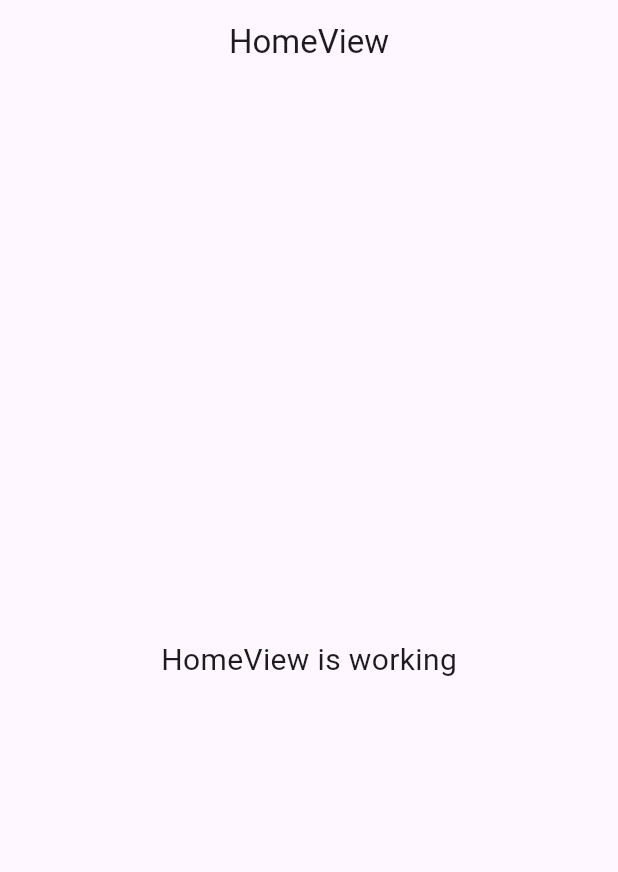
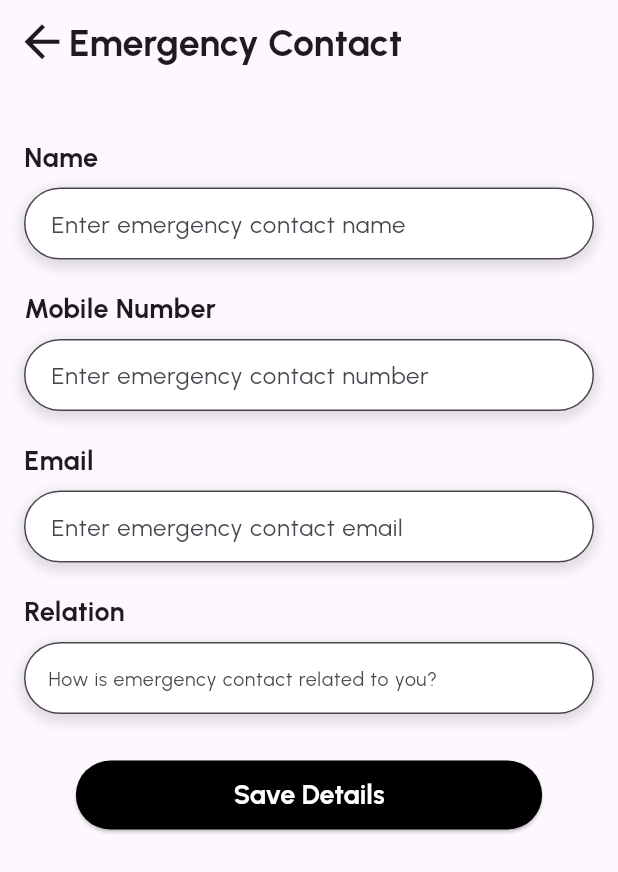
Before and after one commit to team-envision/HereForYouApp, a Flutter app: the screen it shows after launch, on a phone screen of 412 x 824 dp. Shown: the top 872 px of the screen. Run offline on Flutter 3.47's test engine with Material 3 defaults, Android fonts, the phone set to English and light mode, and no system bars; our stand-ins replace get.

Commit message:
emergency_contact_view

```diff
--- /dev/null
+++ b/lib/app/modules/emergency_contact/bindings/emergency_contact_binding.dart
@@ -0,0 +1,12 @@
+import 'package:get/get.dart';
+
+import '../controllers/emergency_contact_controller.dart';
+
+class EmergencyContactBinding extends Bindings {
+  @override
+  void dependencies() {
+    Get.lazyPut<EmergencyContactController>(
+      () => EmergencyContactController(),
+    );
+  }
+}
--- /dev/null
+++ b/lib/app/modules/emergency_contact/controllers/emergency_contact_controller.dart
@@ -0,0 +1,43 @@
+import 'package:flutter/material.dart';
+import 'package:get/get.dart';
+
+class EmergencyContactController extends GetxController {
+  final formKey = GlobalKey<FormState>();
+
+  @override
+  void onInit() {
+    super.onInit();
+  }
+
+  @override
+  void onReady() {
+    super.onReady();
+  }
+
+  @override
+  void onClose() {
+    super.onClose();
+  }
+
+  // Observables for each form field
+  var name = ''.obs;
+  var mobileNumber = ''.obs;
+  var email = ''.obs;
+  var relation = ''.obs;
+
+  // Method to validate and save form
+  void saveDetails() {
+    if (formKey.currentState!.validate()) {
+      formKey.currentState!.save();
+      // Perform additional logic for saving the data
+      Get.snackbar('Success', 'Emergency contact details saved successfully',
+      snackPosition: SnackPosition.BOTTOM);
+    } else {
+      Get.snackbar(
+        'Error',
+        'Please fill all fields correctly',
+        snackPosition: SnackPosition.BOTTOM,
+      );
+    }
+  }
+}
--- /dev/null
+++ b/lib/app/modules/emergency_contact/views/emergency_contact_view.dart
@@ -0,0 +1,257 @@
+import 'package:flutter/material.dart';
+import 'package:get/get.dart';
+import 'package:here_for_you_app/app/modules/emergency_contact/controllers/emergency_contact_controller.dart'; // Import the controller
+
+class EmergencyContactView extends StatelessWidget {
+  final EmergencyContactController _controller = Get.put(EmergencyContactController());
+
+  @override
+  Widget build(BuildContext context) {
+    return Scaffold(
+      appBar: AppBar(
+        leading: IconButton(
+          icon: Icon(
+            Icons.arrow_back,
+            size: 35,
+          ),
+          onPressed: () {
+            Get.back(); // Navigate to the previous screen
+          },
+        ),
+        titleSpacing: -10, // Make title align close to the back button
+        title: Text(
+          'Emergency Contact',
+          style: TextStyle(
+            fontFamily: 'Urbanist',
+            fontWeight: FontWeight.bold,
+            fontSize: 25,
+          ),
+        ),
+        backgroundColor: Colors.transparent,
+        elevation: 0, // Remove shadow
+      ),
+      body: SingleChildScrollView(
+        padding: const EdgeInsets.all(16.0),
+        child: Form(
+          key: _controller.formKey,
+          child: Column(
+            crossAxisAlignment: CrossAxisAlignment.start,
+            children: [
+              // Name Label and TextFormField with Shadow
+              SizedBox(height: 20),
+              Text(
+                'Name',
+                style: TextStyle(
+                  fontFamily: 'Urbanist',
+                  fontSize: 18,
+                  fontWeight: FontWeight.bold,
+                ),
+              ),
+              SizedBox(height: 7),
+              Container(
+                decoration: BoxDecoration(
+                  borderRadius: BorderRadius.circular(35),
+                  boxShadow: [
+                    BoxShadow(
+                      color: Colors.grey.withOpacity(0.3),
+                      spreadRadius: 3,
+                      blurRadius: 6,
+                      offset: Offset(0, 3), // Shadow position
+                    ),
+                  ],
+                ),
+                child: TextFormField(
+                  decoration: InputDecoration(
+                    hintText: 'Enter emergency contact name',
+                    filled: true, // Enable filling
+                    fillColor: Colors.white, // Set the fill color to white
+                    border: OutlineInputBorder(
+                      borderRadius: BorderRadius.circular(35), // Rounded corners
+                    ),
+                    contentPadding: EdgeInsets.symmetric(horizontal:14,vertical: 8), // Consistent height
+                  ),
+                  style: TextStyle(fontFamily: 'Urbanist'),
+                  onSaved: (value) => _controller.name.value = value!,
+                  validator: (value) {
+                    if (value == null || value.isEmpty) {
+                      return 'Please enter a name';
+                    }
+                    return null;
+                  },
+                ),
+              ),
+              SizedBox(height: 20),
+
+              // Mobile Number Label and TextFormField with Shadow
+              Text(
+                'Mobile Number',
+                style: TextStyle(
+                  fontFamily: 'Urbanist',
+                  fontSize: 18,
+                  fontWeight: FontWeight.bold,
+                ),
+              ),
+              SizedBox(height: 7),
+              Container(
+                decoration: BoxDecoration(
+                  borderRadius: BorderRadius.circular(35),
+                  boxShadow: [
+                    BoxShadow(
+                      color: Colors.grey.withOpacity(0.3),
+                      spreadRadius: 3,
+                      blurRadius: 6,
+                      offset: Offset(0, 3), // Shadow position
+                    ),
+                  ],
+                ),
+                child: TextFormField(
+                  decoration: InputDecoration(
+                    hintText: 'Enter emergency contact number',
+                    filled: true, // Enable filling
+                    fillColor: Colors.white, // Set the fill color to white
+                    border: OutlineInputBorder(
+                      borderRadius: BorderRadius.circular(35), // Rounded corners
+                    ),
+                    contentPadding: EdgeInsets.symmetric(horizontal:14,vertical: 8), // Consistent height
+                  ),
+                  keyboardType: TextInputType.phone,
+                  style: TextStyle(fontFamily: 'Urbanist'),
+                  onSaved: (value) => _controller.mobileNumber.value = value!,
+                  validator: (value) {
+                    if (value == null || value.isEmpty) {
+                      return 'Please enter a mobile number';
+                    }
+                    if (value.length != 10) {
+                      return 'Mobile number should be 10 digits';
+                    }
+                    return null;
+                  },
+                ),
+              ),
+              SizedBox(height: 20),
+
+              // Email Label and TextFormField with Shadow
+              Text(
+                'Email',
+                style: TextStyle(
+                  fontFamily: 'Urbanist',
+                  fontSize: 18,
+                  fontWeight: FontWeight.bold,
+                ),
+              ),
+              SizedBox(height: 7),
+              Container(
+                decoration: BoxDecoration(
+                  borderRadius: BorderRadius.circular(35),
+                  boxShadow: [
+                    BoxShadow(
+                      color: Colors.grey.withOpacity(0.3),
+                      spreadRadius: 3,
+                      blurRadius: 6,
+                      offset: Offset(0, 3), // Shadow position
+                    ),
+                  ],
+                ),
+                child: TextFormField(
+                  decoration: InputDecoration(
+                    hintText: 'Enter emergency contact email',
+                    filled: true, // Enable filling
+                    fillColor: Colors.white, // Set the fill color to white
+                    border: OutlineInputBorder(
+                      borderRadius: BorderRadius.circular(35),
+                    ),
+                    contentPadding: EdgeInsets.symmetric(horizontal:14,vertical: 8), // Consistent height
+                  ),
+                  keyboardType: TextInputType.emailAddress,
+                  style: TextStyle(fontFamily: 'Urbanist'),
+                  onSaved: (value) => _controller.email.value = value!,
+                  validator: (value) {
+                    if (value == null || value.isEmpty) {
+                      return 'Please enter an email';
+                    }
+                    if (!GetUtils.isEmail(value)) {
+                      return 'Enter a valid email';
+                    }
+                    return null;
+                  },
+                ),
+              ),
+              SizedBox(height: 20),
+
+              // Relation Label and TextFormField with Shadow
+              Text(
+                'Relation',
+                style: TextStyle(
+                  fontFamily: 'Urbanist',
+                  fontSize: 18,
+                  fontWeight: FontWeight.bold,
+                ),
+              ),
+              SizedBox(height: 7),
+              Container(
+                decoration: BoxDecoration(
+                  borderRadius: BorderRadius.circular(35),
+                  boxShadow: [
+                    BoxShadow(
+                      color: Colors.grey.withOpacity(0.3),
+                      spreadRadius: 3,
+                      blurRadius: 6,
+                      offset: Offset(0, 3), // Shadow position
+                    ),
+                  ],
+                ),
+                child: TextFormField(
+                  decoration: InputDecoration(
+                    hintText: 'How is emergency contact related to you?',
+                    hintStyle: TextStyle(
+                      fontFamily: 'Urbanist',
+                      fontSize: 13,
+                    ),
+                    filled: true, // Enable filling
+                    fillColor: Colors.white, // Set the fill color to white
+                    border: OutlineInputBorder(
+                      borderRadius: BorderRadius.circular(35), // Rounded corners
+                    ),
+                    contentPadding: EdgeInsets.symmetric(horizontal:12,vertical: 8), // Consistent height
+                  ),
+                  style: TextStyle(fontFamily: 'Urbanist'),
+                  onSaved: (value) => _controller.relation.value = value!,
+                  validator: (value) {
+                    if (value == null || value.isEmpty) {
+                      return 'Please enter the relation';
+                    }
+                    return null;
+                  },
+                ),
+              ),
+              SizedBox(height: 30),
+
+              // Save Button
+              Center(
+                child: ElevatedButton(
+                  onPressed: () {
+                    _controller.saveDetails();
+                  },
+                  child: Text(
+                    'Save Details',
+                    style: TextStyle(
+                      fontFamily: 'Urbanist',
+                      fontSize: 18,
+                      fontWeight: FontWeight.bold,
+                      color: Colors.white,
+                    ),
+                  ),
+                  style: ElevatedButton.styleFrom(
+                    backgroundColor: Colors.black,
+                    padding: EdgeInsets.symmetric(horizontal: 105, vertical: 12),
+                    textStyle: TextStyle(fontSize: 10),
+                  ),
+                ),
+              ),
+            ],
+          ),
+        ),
+      ),
+    );
+  }
+}
--- a/lib/app/routes/app_pages.dart
+++ b/lib/app/routes/app_pages.dart
@@ -1,5 +1,7 @@
 import 'package:get/get.dart';
 
+import '../modules/emergency_contact/bindings/emergency_contact_binding.dart';
+import '../modules/emergency_contact/views/emergency_contact_view.dart';
 import '../modules/home/bindings/home_binding.dart';
 import '../modules/home/views/home_view.dart';
 
@@ -8,7 +10,7 @@ part 'app_routes.dart';
 class AppPages {
   AppPages._();
 
-  static const INITIAL = Routes.HOME;
+  static const INITIAL = Routes.EMERGENCY_CONTACT;
 
   static final routes = [
     GetPage(
@@ -16,5 +18,10 @@ class AppPages {
       page: () => const HomeView(),
       binding: HomeBinding(),
     ),
+    GetPage(
+      name: _Paths.EMERGENCY_CONTACT,
+      page: () =>EmergencyContactView(),
+      binding: EmergencyContactBinding(),
+    ),
   ];
 }
--- a/lib/app/routes/app_routes.dart
+++ b/lib/app/routes/app_routes.dart
@@ -4,9 +4,11 @@ part of 'app_pages.dart';
 abstract class Routes {
   Routes._();
   static const HOME = _Paths.HOME;
+  static const EMERGENCY_CONTACT = _Paths.EMERGENCY_CONTACT;
 }
 
 abstract class _Paths {
   _Paths._();
   static const HOME = '/home';
+  static const EMERGENCY_CONTACT = '/emergency-contact';
 }
--- a/lib/main.dart
+++ b/lib/main.dart
@@ -10,6 +10,7 @@ void main() {
       title: "Application",
       initialRoute: AppPages.INITIAL,
       getPages: AppPages.routes,
+      debugShowCheckedModeBanner: false,
     ),
   );
 }
```
Also changed, not shown: pubspec.yaml (+9 -4 lines), fonts/Urbanist-Regular.ttf (added).
